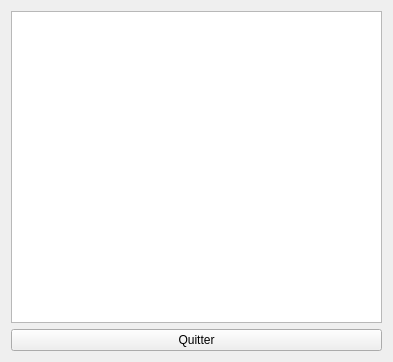
The window that statwidget.ui (VaelK/snake) describes before a commit, drawn with Qt 5.
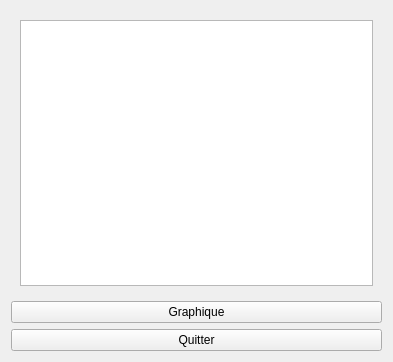
The same window after the commit.

What changed in the file:
```diff
--- a/statwidget.ui
+++ b/statwidget.ui
@@ -13,11 +13,37 @@
   <property name="windowTitle">
    <string>Form</string>
   </property>
-  <layout class="QGridLayout" name="gridLayout">
-   <item row="0" column="0">
-    <widget class="QTableView" name="statTableView"/>
+  <layout class="QVBoxLayout" name="verticalLayout">
+   <item>
+    <widget class="QStackedWidget" name="stackedWidget">
+     <property name="currentIndex">
+      <number>0</number>
+     </property>
+     <widget class="QWidget" name="page">
+      <layout class="QVBoxLayout" name="verticalLayout_2">
+       <item>
+        <widget class="QTableView" name="statTableView">
+         <property name="sizePolicy">
+          <sizepolicy hsizetype="Expanding" vsizetype="Expanding">
+           <horstretch>0</horstretch>
+           <verstretch>0</verstretch>
+          </sizepolicy>
+         </property>
+        </widget>
+       </item>
+      </layout>
+     </widget>
+     <widget class="QWidget" name="page_2"/>
+    </widget>
    </item>
-   <item row="1" column="0">
+   <item>
+    <widget class="QPushButton" name="changeView">
+     <property name="text">
+      <string>Graphique</string>
+     </property>
+    </widget>
+   </item>
+   <item>
     <widget class="QPushButton" name="leaveStatButt">
      <property name="text">
       <string>Quitter</string>
```
